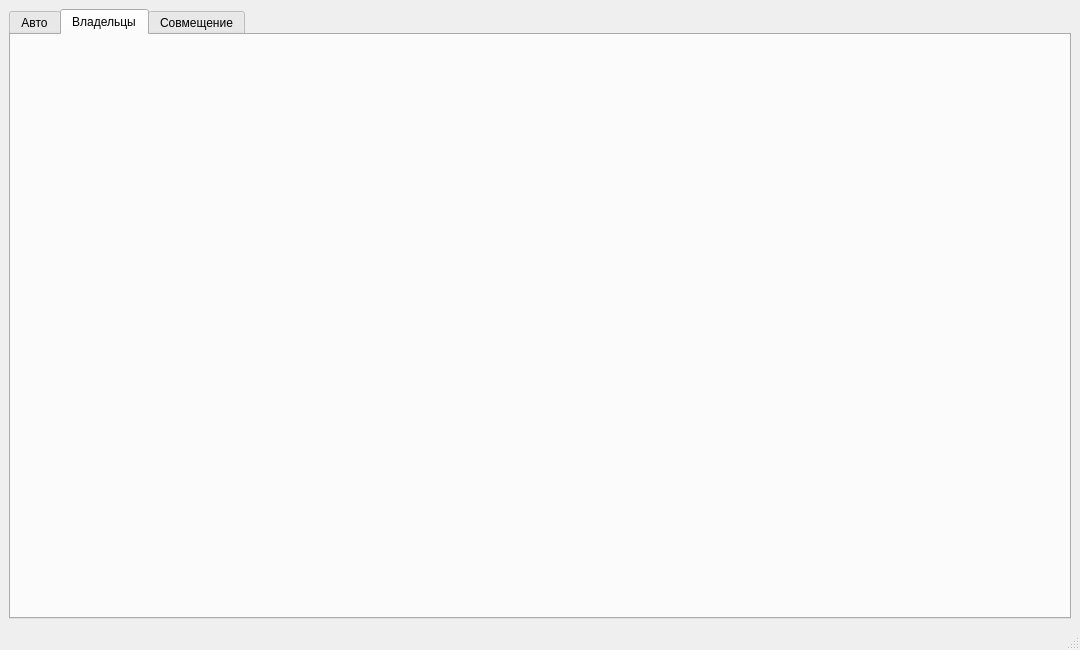
Above: QtDB/mainwindow.ui from iDontKnowMyNickname/-QtDB before the change. Below: the same form after it.
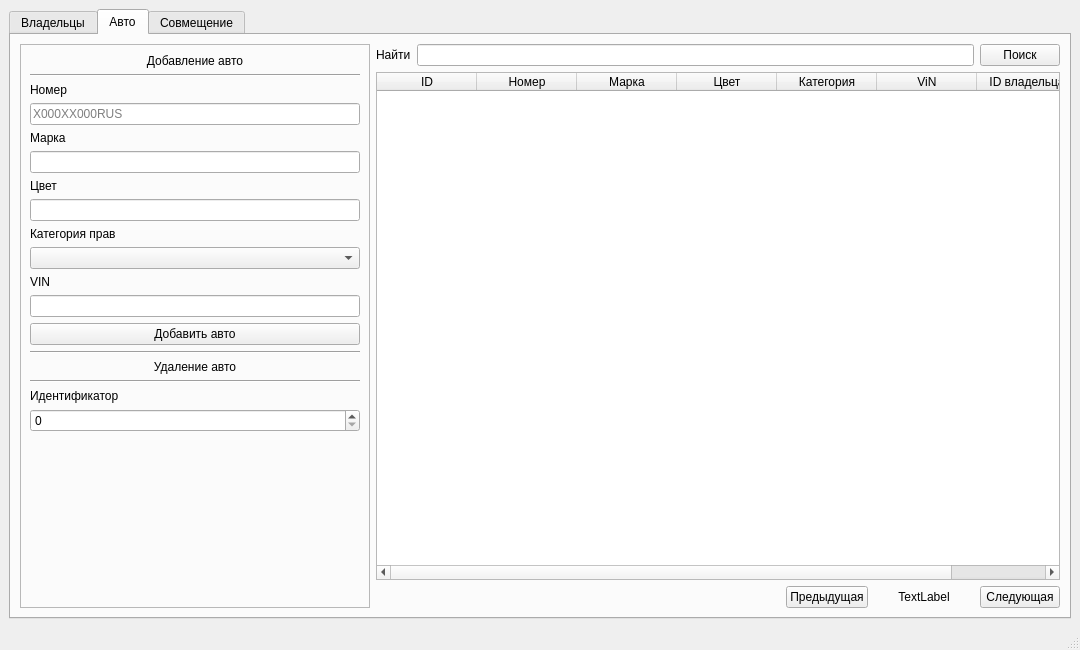
That is the form after the change. The open tabs and pages were chosen to show the change.

Commit message: Доработан GUI

```diff
--- a/QtDB/mainwindow.ui
+++ b/QtDB/mainwindow.ui
@@ -17,12 +17,18 @@
    <layout class="QVBoxLayout" name="verticalLayout">
     <item>
      <widget class="QTabWidget" name="tabWidget">
+      <property name="minimumSize">
+       <size>
+        <width>350</width>
+        <height>0</height>
+       </size>
+      </property>
       <property name="currentIndex">
        <number>0</number>
       </property>
-      <widget class="QWidget" name="tab_2">
+      <widget class="QWidget" name="tab_0">
        <attribute name="title">
-        <string>Авто</string>
+        <string>Владельцы</string>
        </attribute>
        <layout class="QHBoxLayout" name="horizontalLayout_2">
         <item>
@@ -86,7 +92,7 @@
             </widget>
            </item>
            <item>
-            <widget class="QLineEdit" name="lineEdit_2"/>
+            <widget class="QLineEdit" name="lineEdit_0_0"/>
            </item>
            <item>
             <widget class="QLabel" name="label_4">
@@ -96,7 +102,7 @@
             </widget>
            </item>
            <item>
-            <widget class="QLineEdit" name="lineEdit_3"/>
+            <widget class="QLineEdit" name="lineEdit_0_1"/>
            </item>
            <item>
             <widget class="QLabel" name="label_5">
@@ -106,7 +112,7 @@
             </widget>
            </item>
            <item>
-            <widget class="QLineEdit" name="lineEdit_4"/>
+            <widget class="QLineEdit" name="lineEdit_0_2"/>
            </item>
            <item>
             <widget class="QLabel" name="label_6">
@@ -116,7 +122,7 @@
             </widget>
            </item>
            <item>
-            <widget class="QSpinBox" name="spinBox"/>
+            <widget class="QSpinBox" name="spinBox_0_0"/>
            </item>
            <item>
             <widget class="QLabel" name="label_7">
@@ -148,7 +154,7 @@
               </widget>
              </item>
              <item>
-              <widget class="QLineEdit" name="lineEdit_5">
+              <widget class="QLineEdit" name="lineEdit_0_3_0">
                <property name="maximumSize">
                 <size>
                  <width>41</width>
@@ -356,7 +362,7 @@
              </widget>
             </item>
             <item>
-             <widget class="QLineEdit" name="lineEdit"/>
+             <widget class="QLineEdit" name="lineEdit_0_5"/>
             </item>
             <item>
              <widget class="QPushButton" name="pushButton_5">
@@ -438,10 +444,282 @@
       </widget>
       <widget class="QWidget" name="tab_1">
        <attribute name="title">
-        <string>Владельцы</string>
+        <string>Авто</string>
        </attribute>
+       <layout class="QHBoxLayout" name="horizontalLayout_10">
+        <item>
+         <widget class="QFrame" name="frame_2">
+          <property name="minimumSize">
+           <size>
+            <width>350</width>
+            <height>0</height>
+           </size>
+          </property>
+          <property name="maximumSize">
+           <size>
+            <width>350</width>
+            <height>16777215</height>
+           </size>
+          </property>
+          <property name="frameShape">
+           <enum>QFrame::StyledPanel</enum>
+          </property>
+          <property name="frameShadow">
+           <enum>QFrame::Raised</enum>
+          </property>
+          <layout class="QVBoxLayout" name="verticalLayout_7">
+           <item>
+            <widget class="QLabel" name="label_34">
+             <property name="text">
+              <string>Добавление авто</string>
+             </property>
+             <property name="alignment">
+              <set>Qt::AlignCenter</set>
+             </property>
+            </widget>
+           </item>
+           <item>
+            <widget class="Line" name="line_7">
+             <property name="orientation">
+              <enum>Qt::Horizontal</enum>
+             </property>
+            </widget>
+           </item>
+           <item>
+            <widget class="QLabel" name="label_33">
+             <property name="text">
+              <string>Номер</string>
+             </property>
+            </widget>
+           </item>
+           <item>
+            <widget class="QLineEdit" name="lineEdit_2">
+             <property name="placeholderText">
+              <string>X000XX000RUS</string>
+             </property>
+            </widget>
+           </item>
+           <item>
+            <widget class="QLabel" name="label_35">
+             <property name="text">
+              <string>Марка</string>
+             </property>
+            </widget>
+           </item>
+           <item>
+            <widget class="QLineEdit" name="lineEdit_3"/>
+           </item>
+           <item>
+            <widget class="QLabel" name="label_36">
+             <property name="text">
+              <string>Цвет</string>
+             </property>
+            </widget>
+           </item>
+           <item>
+            <widget class="QLineEdit" name="lineEdit_4"/>
+           </item>
+           <item>
+            <widget class="QLabel" name="label_37">
+             <property name="text">
+              <string>Категория прав</string>
+             </property>
+            </widget>
+           </item>
+           <item>
+            <widget class="QComboBox" name="comboBox"/>
+           </item>
+           <item>
+            <widget class="QLabel" name="label_38">
+             <property name="text">
+              <string>VIN</string>
+             </property>
+            </widget>
+           </item>
+           <item>
+            <widget class="QLineEdit" name="lineEdit_5"/>
+           </item>
+           <item>
+            <widget class="QPushButton" name="pushButton_14">
+             <property name="text">
+              <string>Добавить авто</string>
+             </property>
+            </widget>
+           </item>
+           <item>
+            <widget class="Line" name="line_8">
+             <property name="orientation">
+              <enum>Qt::Horizontal</enum>
+             </property>
+            </widget>
+           </item>
+           <item>
+            <widget class="QLabel" name="label_39">
+             <property name="text">
+              <string>Удаление авто</string>
+             </property>
+             <property name="alignment">
+              <set>Qt::AlignCenter</set>
+             </property>
+            </widget>
+           </item>
+           <item>
+            <widget class="Line" name="line_9">
+             <property name="orientation">
+              <enum>Qt::Horizontal</enum>
+             </property>
+            </widget>
+           </item>
+           <item>
+            <widget class="QLabel" name="label_40">
+             <property name="text">
+              <string>Идентификатор</string>
+             </property>
+            </widget>
+           </item>
+           <item>
+            <widget class="QSpinBox" name="spinBox">
+             <property name="maximum">
+              <number>2000000000</number>
+             </property>
+            </widget>
+           </item>
+           <item>
+            <spacer name="verticalSpacer_3">
+             <property name="orientation">
+              <enum>Qt::Vertical</enum>
+             </property>
+             <property name="sizeHint" stdset="0">
+              <size>
+               <width>20</width>
+               <height>40</height>
+              </size>
+             </property>
+            </spacer>
+           </item>
+          </layout>
+         </widget>
+        </item>
+        <item>
+         <layout class="QVBoxLayout" name="verticalLayout_6">
+          <item>
+           <layout class="QHBoxLayout" name="horizontalLayout_8">
+            <item>
+             <widget class="QLabel" name="label_31">
+              <property name="text">
+               <string>Найти</string>
+              </property>
+             </widget>
+            </item>
+            <item>
+             <widget class="QLineEdit" name="lineEdit"/>
+            </item>
+            <item>
+             <widget class="QPushButton" name="pushButton_11">
+              <property name="text">
+               <string>Поиск</string>
+              </property>
+             </widget>
+            </item>
+           </layout>
+          </item>
+          <item>
+           <widget class="QTableWidget" name="tableWidget_3">
+            <column>
+             <property name="text">
+              <string>ID</string>
+             </property>
+            </column>
+            <column>
+             <property name="text">
+              <string>Номер</string>
+             </property>
+            </column>
+            <column>
+             <property name="text">
+              <string>Марка</string>
+             </property>
+            </column>
+            <column>
+             <property name="text">
+              <string>Цвет</string>
+             </property>
+            </column>
+            <column>
+             <property name="text">
+              <string>Категория</string>
+             </property>
+            </column>
+            <column>
+             <property name="text">
+              <string>ViN</string>
+             </property>
+            </column>
+            <column>
+             <property name="text">
+              <string>ID владельца</string>
+             </property>
+            </column>
+           </widget>
+          </item>
+          <item>
+           <layout class="QHBoxLayout" name="horizontalLayout_9">
+            <item>
+             <spacer name="horizontalSpacer_5">
+              <property name="orientation">
+               <enum>Qt::Horizontal</enum>
+              </property>
+              <property name="sizeHint" stdset="0">
+               <size>
+                <width>40</width>
+                <height>20</height>
+               </size>
+              </property>
+             </spacer>
+            </item>
+            <item>
+             <widget class="QPushButton" name="pushButton_12">
+              <property name="text">
+               <string>Предыдущая</string>
+              </property>
+             </widget>
+            </item>
+            <item>
+             <widget class="QLabel" name="label_32">
+              <property name="minimumSize">
+               <size>
+                <width>100</width>
+                <height>0</height>
+               </size>
+              </property>
+              <property name="maximumSize">
+               <size>
+                <width>100</width>
+                <height>16777215</height>
+               </size>
+              </property>
+              <property name="text">
+               <string>TextLabel</string>
+              </property>
+              <property name="alignment">
+               <set>Qt::AlignCenter</set>
+              </property>
+             </widget>
+            </item>
+            <item>
+             <widget class="QPushButton" name="pushButton_13">
+              <property name="text">
+               <string>Следующая</string>
+              </property>
+             </widget>
+            </item>
+           </layout>
+          </item>
+         </layout>
+        </item>
+       </layout>
       </widget>
-      <widget class="QWidget" name="tab_3">
+      <widget class="QWidget" name="tab_2">
        <attribute name="title">
         <string>Совмещение</string>
        </attribute>
```
Left out of the diff: 191 changed lines with no effect on the pictures.
